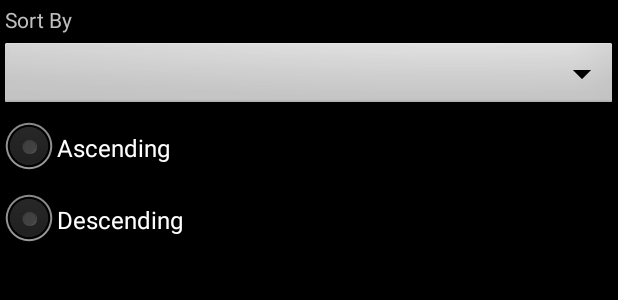
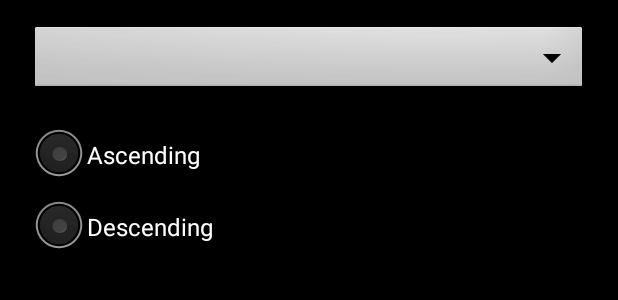
Before and after one commit to ngageoint/anti-piracy-android-app, an Android app: the layout sort_asam_list_dialog_fragment.xml on its own in the app's theme, with its tools: preview values and no code run, on a phone screen of 412 x 824 dp. Shown: the top 300 px of the screen. Run offline under Robolectric (Android 15) with nearby library versions, the light colour scheme and no system bars; network calls fail.

Commit message:
Fix style on ASAM list sort
Also re worked back nav on asam list and asam detail

```diff
--- a/ASAM/app/src/main/java/mil/nga/giat/asam/map/AsamMapActivity.java
+++ b/ASAM/app/src/main/java/mil/nga/giat/asam/map/AsamMapActivity.java
@@ -426,7 +426,7 @@ public class AsamMapActivity extends AppCompatActivity implements OnCameraChange
                 if (marker.equals(mapCluster.getMapMarker())) {
                     AsamListContainer.mAsams = mapCluster.getAsams();
                     Intent intent = new Intent(this, AsamListActivity.class);
-                    startActivity(intent);
+                    startActivityForResult(intent, LIST_ACTIVITY_REQUEST_CODE);
                     break;
                 }
             }
--- a/ASAM/app/src/main/res/layout-sw600dp/map.xml
+++ b/ASAM/app/src/main/res/layout-sw600dp/map.xml
@@ -20,7 +20,7 @@
         android:paddingRight="5dp"
         android:paddingLeft="5dp"
         android:orientation="vertical"
-        android:background="@color/md_blue_grey_500">
+        android:background="@drawable/filter_ripple">
 
         <TextView android:id="@+id/all_asams_map_query_feedback_text_ui"
             android:layout_width="wrap_content"
--- a/ASAM/app/src/main/res/layout/sort_asam_list_dialog_fragment.xml
+++ b/ASAM/app/src/main/res/layout/sort_asam_list_dialog_fragment.xml
@@ -2,35 +2,32 @@
 <LinearLayout xmlns:android="http://schemas.android.com/apk/res/android"
     android:orientation="vertical"
     android:layout_width="match_parent"
-    android:layout_height="match_parent">
-
-    <TextView android:layout_width="match_parent"
-        android:layout_height="wrap_content"
-        android:padding="3dp"
-        android:paddingLeft="10dp"
-        android:text="@string/sort_asam_list_dialog_fragment_prompt_text"
-        />
+    android:layout_height="match_parent"
+    android:paddingLeft="20dp"
+    android:paddingRight="20dp"
+    android:paddingTop="15dp">
 
     <Spinner android:id="@+id/sort_asam_list_dialog_fragment_sort_spinner_ui"
         android:layout_width="match_parent"
         android:layout_height="wrap_content"
-        android:padding="3dp"
-        android:prompt="@string/sort_asam_list_dialog_fragment_spinner_prompt_text"
-        />
+        android:layout_marginBottom="15dp"
+        android:prompt="@string/sort_asam_list_dialog_fragment_spinner_prompt_text"/>
 
     <RadioGroup android:layout_width="fill_parent"
         android:layout_height="wrap_content"
         android:orientation="vertical">
 
         <RadioButton android:id="@+id/sort_asam_list_dialog_fragment_sort_ascending_radio_button_ui"
+            android:layout_width="wrap_content"
+            android:layout_height="wrap_content"
             android:checked="false"
-            android:text="@string/sort_asam_list_dialog_fragment_ascending_radio_button_text"
-            />
+            android:text="@string/sort_asam_list_dialog_fragment_ascending_radio_button_text"/>
 
         <RadioButton android:id="@+id/sort_asam_list_dialog_fragment_sort_descending_radio_button_ui"
+            android:layout_width="wrap_content"
+            android:layout_height="wrap_content"
             android:checked="false"
-            android:text="@string/sort_asam_list_dialog_fragment_descending_radio_button_text"
-            />
+            android:text="@string/sort_asam_list_dialog_fragment_descending_radio_button_text"/>
 
     </RadioGroup>
 
--- a/ASAM/app/src/main/res/menu/asam_list_fragment_menu.xml
+++ b/ASAM/app/src/main/res/menu/asam_list_fragment_menu.xml
@@ -8,7 +8,6 @@
         asam:showAsAction="always"
         android:icon="@drawable/ic_sort_white"
         android:menuCategory="system"
-        android:orderInCategory="100"
-        />
+        android:orderInCategory="100"/>
 
 </menu>
--- a/ASAM/app/src/main/res/values/strings.xml
+++ b/ASAM/app/src/main/res/values/strings.xml
@@ -204,7 +204,7 @@
     <string name="selected_subregions_popup_cancel_text">Close</string>
     <string name="single_asam_map_snippet_text">ASAM Report - %1$s</string>
     <string name="sort_asam_list_dialog_fragment_prompt_text">Sort By</string>
-    <string name="sort_asam_list_dialog_fragment_title_text">Asam List Sort</string>
+    <string name="sort_asam_list_dialog_fragment_title_text">Sort</string>
     <string name="sort_asam_list_dialog_fragment_sort_button_text">Sort</string>
     <string name="sort_asam_list_dialog_fragment_cancel_button_text">Cancel</string>
     <string name="sort_asam_list_dialog_fragment_spinner_prompt_text">Sort By</string>
--- a/ASAM/app/src/main/res/values/styles.xml
+++ b/ASAM/app/src/main/res/values/styles.xml
@@ -6,6 +6,7 @@
         <item name="colorPrimaryDark">@color/md_blue_grey_800</item>
         <item name="colorAccent">@color/md_teal_A700</item>
 
+        <item name="android:spinnerStyle">@style/Widget.AppCompat.Spinner.Underlined</item>
     </style>
 
     <style name="asam_theme_search" parent="@style/Theme.AppCompat.Light.DialogWhenLarge">
```
Also changed, not shown: ASAM/app/src/main/java/mil/nga/giat/asam/AsamListActivity.java (+25 -3 lines), ASAM/app/src/main/java/mil/nga/giat/asam/AsamReportFragment.java (line endings or trailing spaces).
